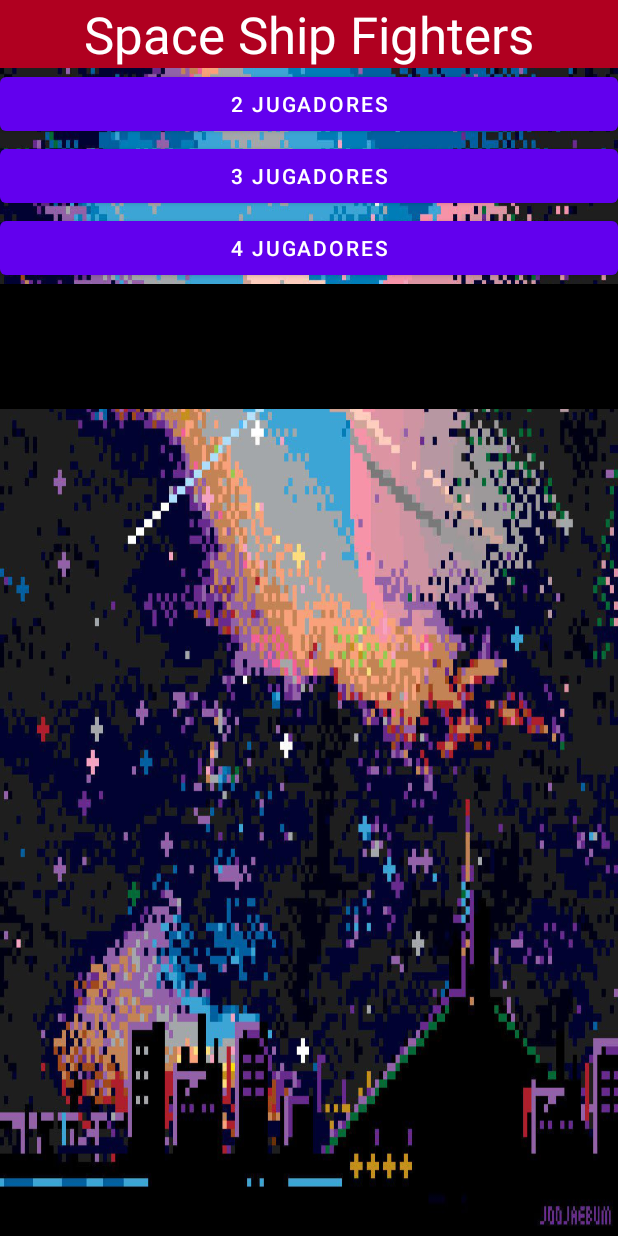
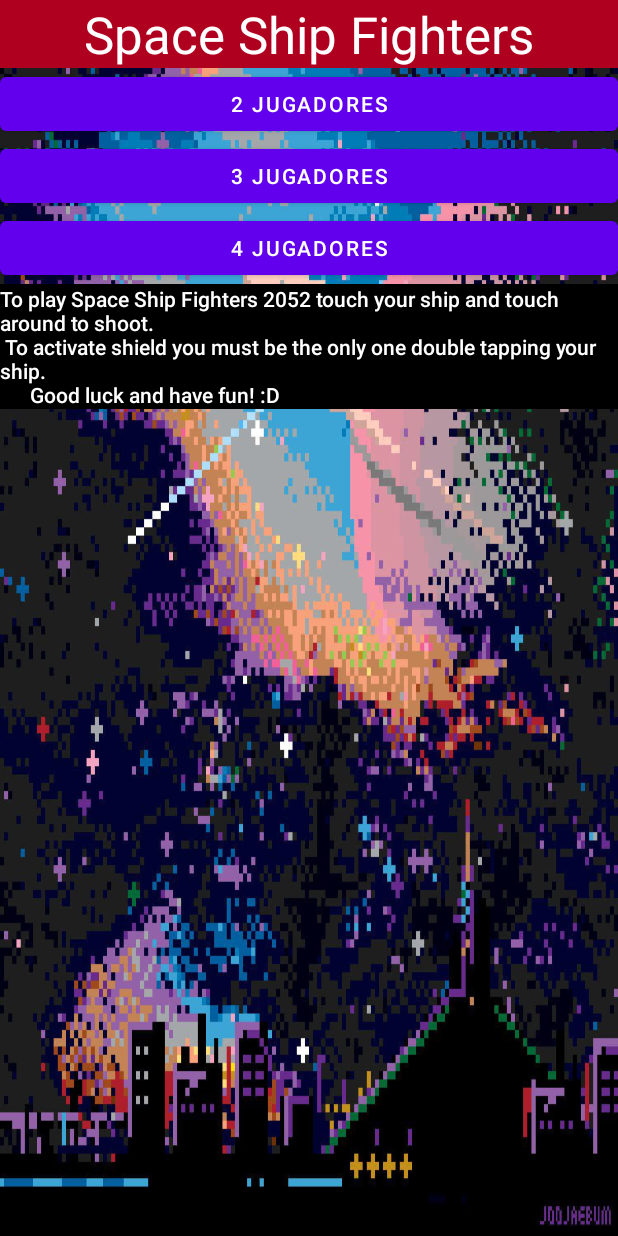
Before and after one commit to Zaexv/SpaceShipFighters, an Android app: the screen it shows after launch (MainActivity), on a phone screen of 412 x 824 dp. Run offline under Robolectric (Android 15) with nearby library versions, the light colour scheme and no system bars.

Commit message:
Small bug Fix

```diff
--- a/app/src/main/res/layout/activity_main.xml
+++ b/app/src/main/res/layout/activity_main.xml
@@ -56,6 +56,7 @@
             android:background="@color/black"
             android:text="To play Space Ship Fighters 2052 touch your ship and touch around to shoot. \n To activate shield you must be the only one double tapping your ship.\n      Good luck and have fun! :D"
             android:textAlignment="gravity"
-            android:textAppearance="@style/TextAppearance.AppCompat.Body2" />
+            android:textAppearance="@style/TextAppearance.AppCompat.Body2"
+            android:textColor="@color/white" />
     </LinearLayout>
 </androidx.constraintlayout.widget.ConstraintLayout>
```
